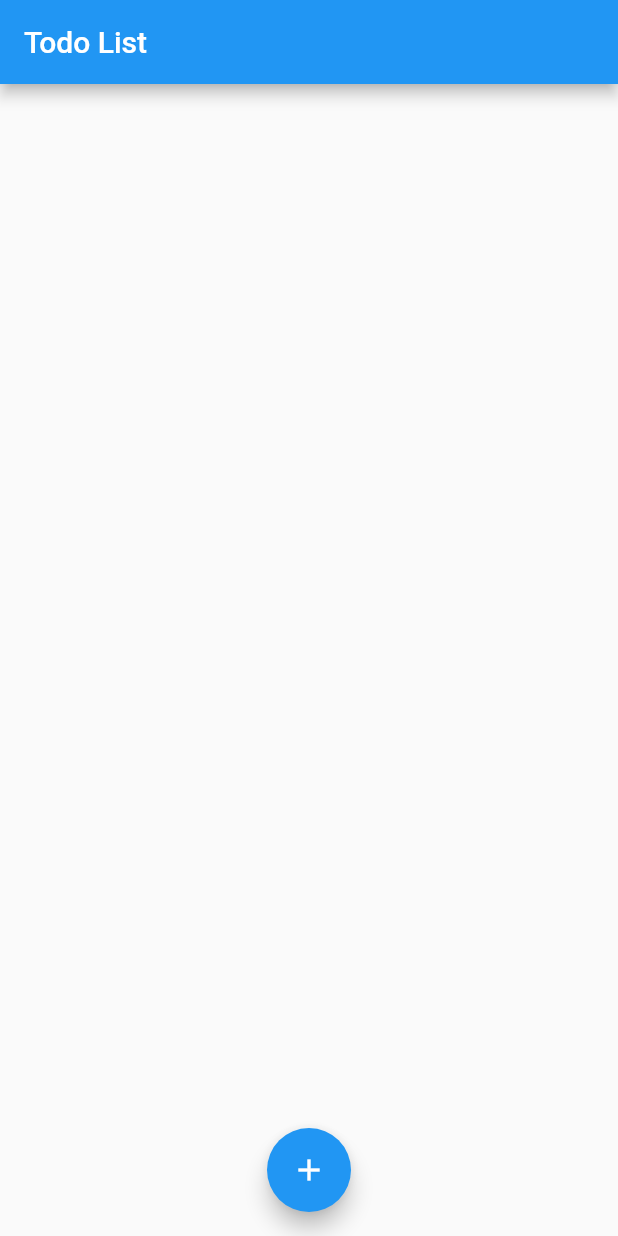
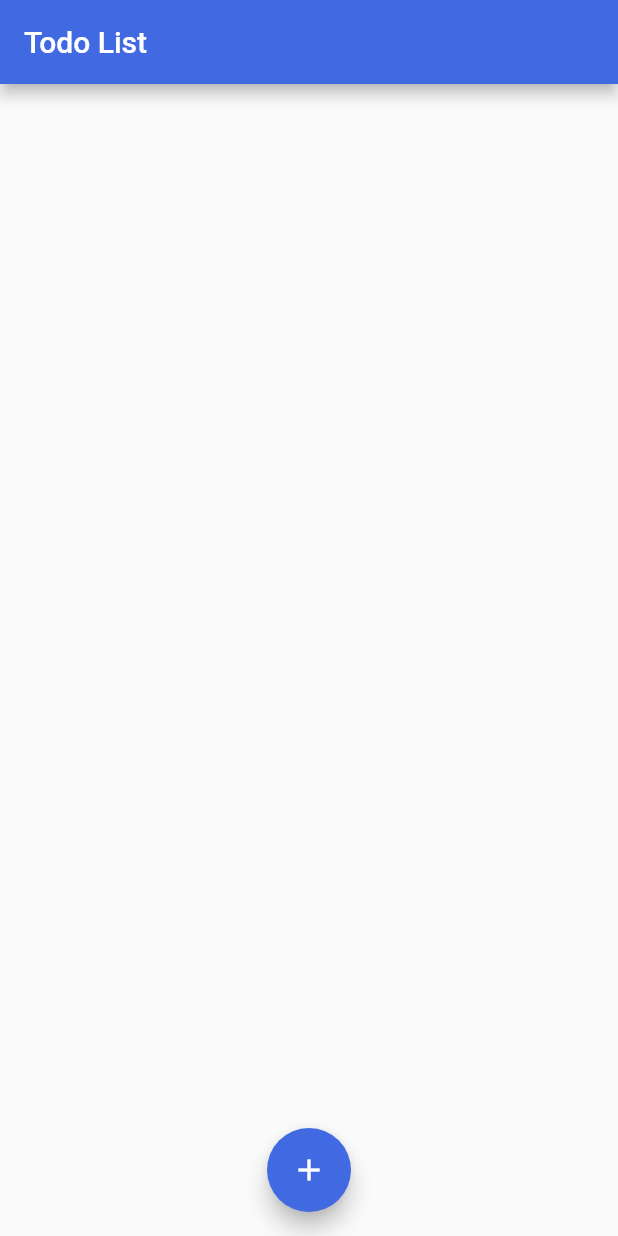
Before and after one commit to b-devera/flutter-todo-list, a Flutter app: the screen it shows after launch, on a phone screen of 412 x 824 dp. Run offline on Flutter 3.47's test engine with Material 2 defaults, Android fonts, the phone set to English and light mode, and no system bars.

Commit message:
changed color scheme

```diff
--- a/lib/main.dart
+++ b/lib/main.dart
@@ -54,6 +54,7 @@ class _TodoListState extends State<TodoList> {
     return Scaffold(
       appBar: AppBar(
         title: const Text('Todo List'),
+        backgroundColor: const Color(0xFF4169E1),
       ),
       body: ListView(
         padding: const EdgeInsets.symmetric(vertical: 8.0),
@@ -65,6 +66,7 @@ class _TodoListState extends State<TodoList> {
         }).toList(),
       ),
       floatingActionButton: FloatingActionButton(
+          backgroundColor: const Color(0xFF4169E1),
           onPressed: () => _displayDialog(),
           tooltip: 'Add Item',
           child: const Icon(Icons.add)),
```
Also changed, not shown: 1 other file.
